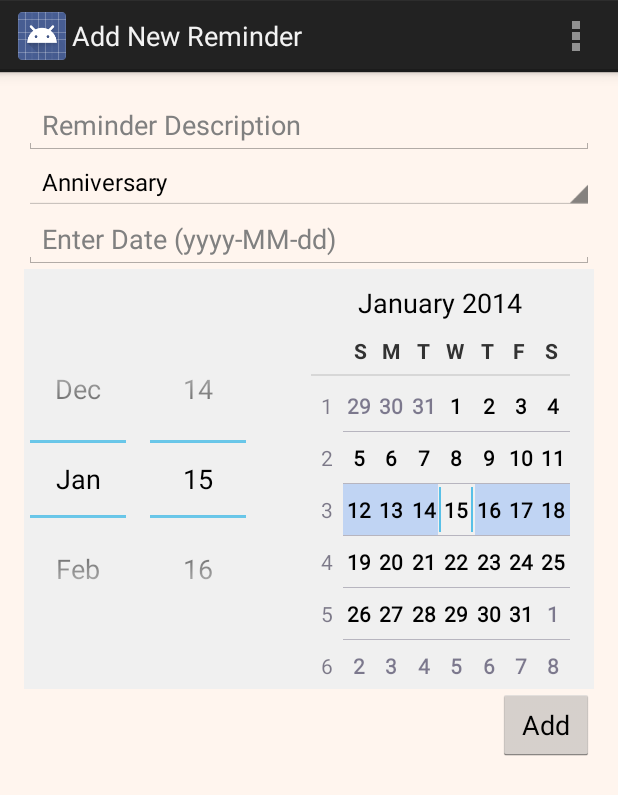
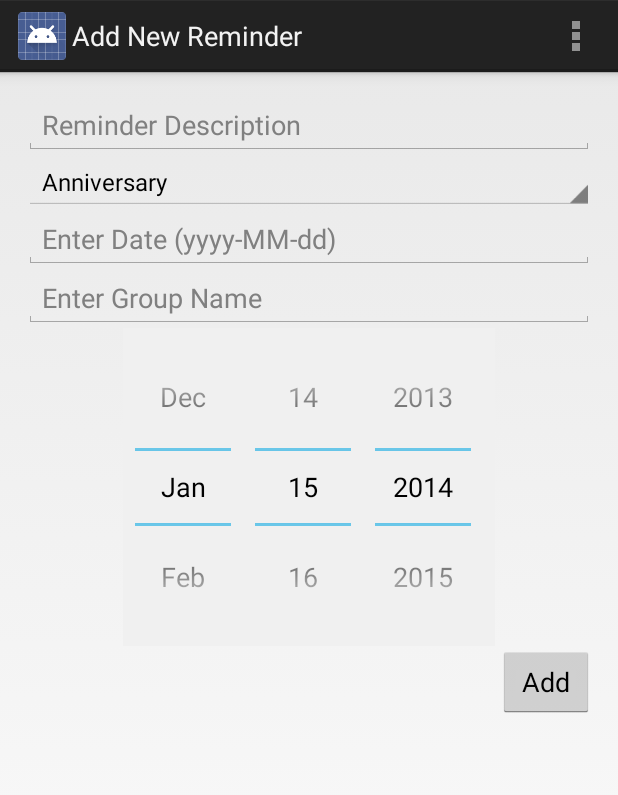
Before and after one commit to rkochhar/MobilePrototypeGradle, an Android app: the screen it shows after launch (AddReminderActivity), in the options menu, after a tap on "New", on a phone screen of 412 x 824 dp. Shown: the top 795 px of the screen. Run offline under Robolectric (Android 15) with nearby library versions, the phone set to English and light mode, and no system bars.

Commit message:
changes acc. to DbSqlite usage

```diff
--- a/RemindersApp/app/src/main/java/com/example/fragments/RemindersListFragment.java
+++ b/RemindersApp/app/src/main/java/com/example/fragments/RemindersListFragment.java
@@ -55,7 +55,7 @@ public class RemindersListFragment extends Fragment implements LoaderManager.Loa
 		View fragmentView = inflater.inflate(R.layout.reminder_fragment, container, false);
         ListView list = (ListView) fragmentView.findViewById(R.id.listView1);
 
-        simpleCursorAdapter = new SimpleCursorAdapter(this.getActivity(), R.layout.reminder_list_item, null, new String[] {ReminderContract.Entry.COLUMN_NAME_NAME, ReminderContract.Entry.COLUMN_NAME_DATE, ReminderContract.Entry.COLUMN_NAME_TYPE, ReminderContract.Entry.COLUMN_NAME_SET}, new int[] {R.id.name, R.id.date, R.id.typeImage, R.id.alarmImage}, SimpleCursorAdapter.FLAG_REGISTER_CONTENT_OBSERVER);
+        simpleCursorAdapter = new SimpleCursorAdapter(this.getActivity(), R.layout.reminder_list_item, null, new String[] {ReminderContract.Entry.COLUMN_NAME_NAME, ReminderContract.Entry.COLUMN_NAME_DATE, ReminderContract.Entry.COLUMN_NAME_TYPE, ReminderContract.Entry.COLUMN_NAME_SET, ReminderContract.Entry.COLUMN_NAME_GROUP}, new int[] {R.id.name, R.id.date, R.id.typeImage, R.id.alarmImage, R.id.groupName}, SimpleCursorAdapter.FLAG_REGISTER_CONTENT_OBSERVER);
 
         simpleCursorAdapter.setViewBinder(new SimpleCursorAdapter.ViewBinder(){
             public boolean setViewValue(View view, Cursor cursor, int columnIndex){
--- a/RemindersApp/app/src/main/java/com/example/remindersapp/MainActivity.java
+++ b/RemindersApp/app/src/main/java/com/example/remindersapp/MainActivity.java
@@ -2,6 +2,7 @@ package com.example.remindersapp;
 
 import android.accounts.Account;
 import android.accounts.AccountManager;
+import android.app.ActionBar;
 import android.app.Activity;
 import android.app.FragmentTransaction;
 import android.content.ContentResolver;
@@ -21,6 +22,29 @@ public class MainActivity extends Activity implements OnReminderSelectedListener
         super.onCreate(savedInstanceState);
         createSyncAccount(this);
         setContentView(R.layout.activity_main);
+
+        ActionBar appActionBar= getActionBar();
+        appActionBar.setNavigationMode(ActionBar.NAVIGATION_MODE_TABS);
+
+
+        ActionBar.TabListener tabListener = new ActionBar.TabListener() {
+            public void onTabSelected(ActionBar.Tab tab, FragmentTransaction ft) {
+                // show the given tab
+            }
+
+            public void onTabUnselected(ActionBar.Tab tab, FragmentTransaction ft) {
+                // hide the given tab
+            }
+
+            public void onTabReselected(ActionBar.Tab tab, FragmentTransaction ft) {
+                // probably ignore this event
+            }
+        };
+
+        appActionBar.addTab(appActionBar.newTab().setText("SHARED").setTabListener(tabListener));
+        appActionBar.addTab(appActionBar.newTab().setText("PERSONAL").setTabListener(tabListener));
+
+
 
         if (findViewById(R.id.mainLayout) != null)
         {
--- a/RemindersApp/app/src/main/res/layout-land/activity_add_reminder.xml
+++ b/RemindersApp/app/src/main/res/layout-land/activity_add_reminder.xml
@@ -12,7 +12,7 @@
     android:paddingTop="@dimen/activity_vertical_margin"
     android:scrollbars="vertical"
     tools:context=".AddReminderActivity"
-    android:background="#fff5ee"
+
     >
 
     <TextView
@@ -40,30 +40,31 @@
         android:hint="@string/reminder_prompt"/>
 
 
-    <Spinner android:id="@+id/groupSpinner"
-        android:layout_width="match_parent"
-        android:layout_height="wrap_content"
-        android:prompt="@string/reminder_prompt"
-        android:layout_below="@id/typeSpinner"
-        android:hint="@string/reminder_prompt"/>
-
-
     <EditText
         android:id="@+id/date"
         android:layout_width="fill_parent"
         android:layout_height="wrap_content"
-        android:layout_below="@id/groupSpinner"
+        android:layout_below="@id/typeSpinner"
         android:hint="@string/reminder_date"
         android:onClick="selectNewDate"
+        />
+
+    <EditText
+        android:id="@+id/groupName"
+        android:layout_width="fill_parent"
+        android:layout_height="wrap_content"
+        android:layout_below="@id/date"
+        android:hint="@string/groupName"
         />
 
     <DatePicker
         android:id="@+id/dpResult"
         android:layout_width="wrap_content"
         android:layout_height="wrap_content"
-        android:layout_below="@id/date"
+        android:layout_below="@id/groupName"
         android:background="#f0f0f0"
         android:onClick="selectNewDate"
+        android:calendarViewShown="false"
         />
 
     <Button
--- a/RemindersApp/app/src/main/res/layout/activity_add_reminder.xml
+++ b/RemindersApp/app/src/main/res/layout/activity_add_reminder.xml
@@ -7,7 +7,7 @@
     android:paddingRight="@dimen/activity_horizontal_margin"
     android:paddingTop="@dimen/activity_vertical_margin"
     tools:context=".AddReminderActivity"
-    android:background="#fff5ee">
+    >
 
     <TextView
         android:layout_width="wrap_content"
@@ -33,6 +33,7 @@
         android:layout_below="@id/desc"
         android:hint="@string/reminder_prompt"/>
 
+
     <EditText
         android:id="@+id/date"
         android:layout_width="fill_parent"
@@ -42,13 +43,23 @@
         android:onClick="selectNewDate"
         />
 
+    <EditText
+        android:id="@+id/groupName"
+        android:layout_width="fill_parent"
+        android:layout_height="wrap_content"
+        android:layout_below="@id/date"
+        android:hint="@string/groupName"
+        />
+
     <DatePicker
         android:id="@+id/dpResult"
         android:layout_width="wrap_content"
         android:layout_height="wrap_content"
-        android:layout_below="@id/date"
+        android:layout_below="@id/groupName"
         android:background="#f0f0f0"
         android:onClick="selectNewDate"
+        android:layout_centerHorizontal="true"
+        android:calendarViewShown="false"
         />
 
     <Button
--- a/RemindersApp/app/src/main/res/values/strings.xml
+++ b/RemindersApp/app/src/main/res/values/strings.xml
@@ -13,6 +13,8 @@
     <string name="delete">Delete</string>
     <string name="alarm">Set alarm</string>
     <string name="reminder_prompt">Choose the reminder type</string>
+    <string name="groupName">Enter Group Name</string>
+
     <string-array name="type_arrays">
         <item >Anniversary</item>
         <item >Birthday</item>
```
Also changed, not shown: RemindersApp/app/src/main/java/com/example/remindersapp/AddReminderActivity.java (+47 -44 lines), RemindersApp/app/src/main/res/layout/reminder_list_item.xml (+23 -0 lines), RemindersApp/app/src/main/res/drawable-hdpi/user_group.png (added), RemindersApp/app/src/main/res/drawable-mdpi/user_group.png (added), RemindersApp/app/src/main/res/drawable-xhdpi/user_group.png (added), RemindersApp/app/src/main/res/drawable-xxhdpi/user_group.png (added).
